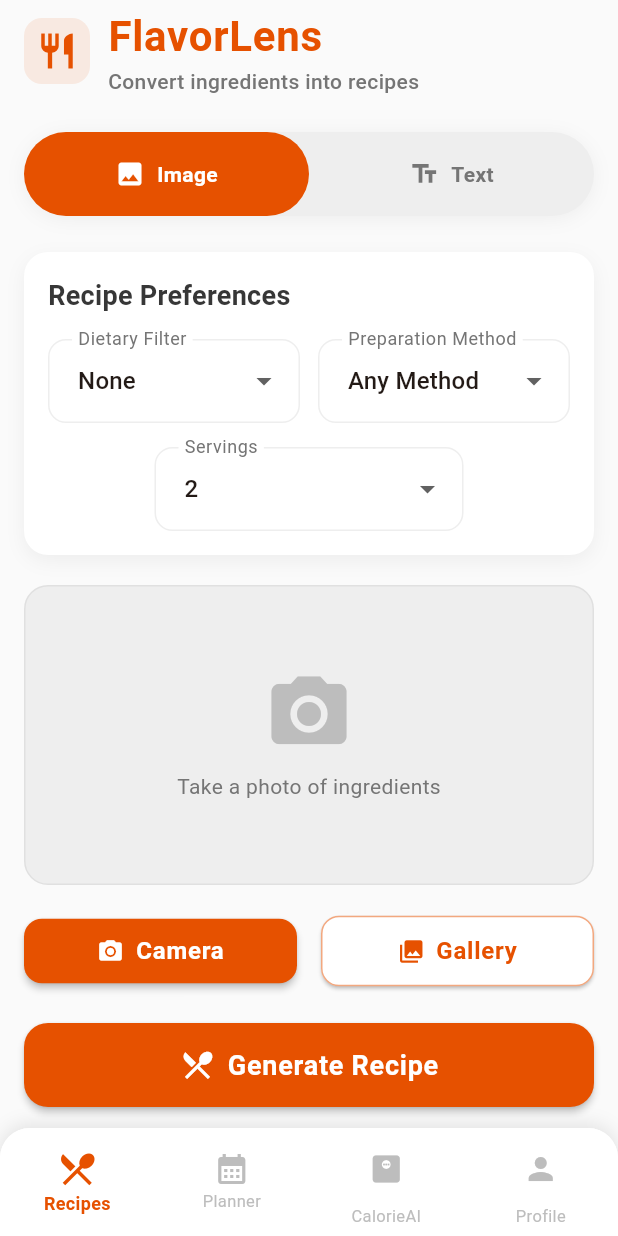
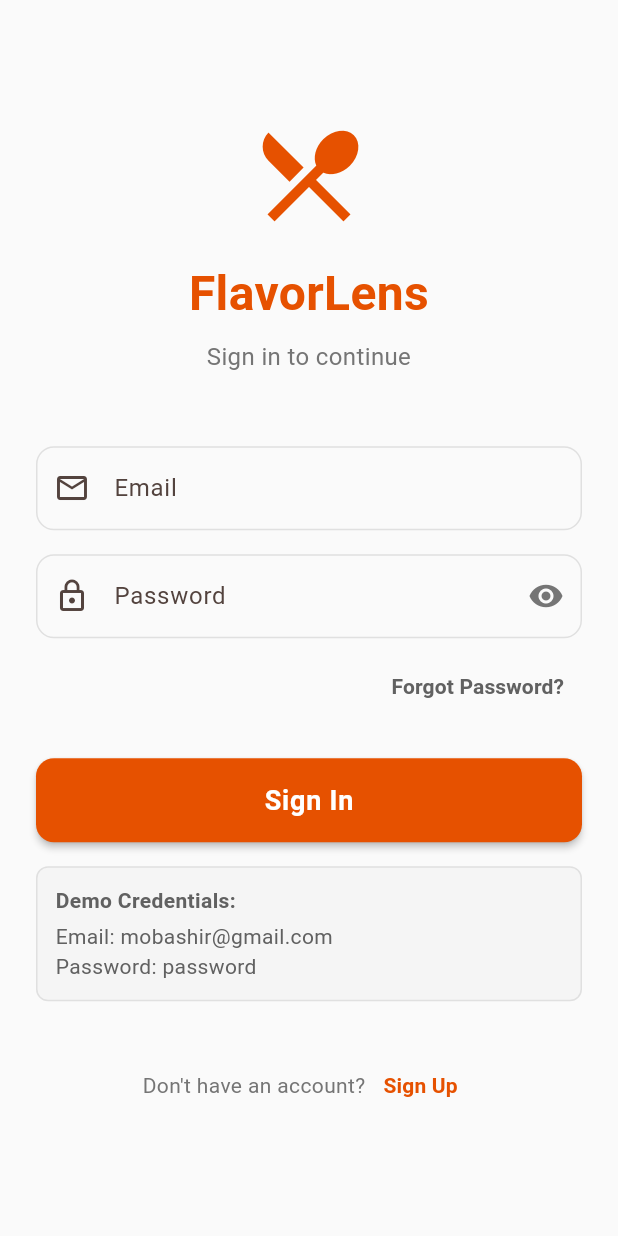
Before and after one commit to mhNayeem01/flavor_lens_app, a Flutter app: the screen it shows after launch, on a phone screen of 412 x 824 dp. Run offline on Flutter 3.47's test engine with Material 3 defaults, Android fonts, the phone set to English and light mode, and no system bars; our stand-ins replace fl_chart, image_picker, open_file, pdf, shared_preferences.

Commit message:
update login and signup screens

```diff
--- a/lib/main.dart
+++ b/lib/main.dart
@@ -6,6 +6,8 @@ import 'screens/planner.dart';
 import 'screens/profile.dart';
 import 'screens/about.dart';
 import 'screens/calorie_ai.dart';
+import 'screens/login.dart';
+import 'screens/signup.dart';
 import 'services/gemini_api.dart';
 import 'utils/app_theme.dart';
 import 'models/recipe.dart';
@@ -23,21 +25,47 @@ class MyApp extends StatelessWidget {
       providers: [
         ChangeNotifierProvider(create: (context) => AppState()),
         ChangeNotifierProvider(create: (context) => TabNavigationState()),
+        ChangeNotifierProvider(create: (context) => AuthState()),
       ],
-      child: MaterialApp(
+      child: Consumer<AuthState>(
+        builder: (context, authState, child) {
+          return MaterialApp(
             title: 'FlavorLens',
             theme: AppTheme.themeData,
-        initialRoute: '/',
+            initialRoute: authState.isLoggedIn ? '/home' : '/login',
             routes: {
               '/': (context) => const SplashScreen(),
-          '/home': (context) => const MainNavigationScreen(initialIndex: 0),
-          '/planner': (context) => const MainNavigationScreen(initialIndex: 1),
+              '/login': (context) => const LoginScreen(),
+              '/signup': (context) => const SignupScreen(),
+              '/home':
+                  (context) =>
+                      authState.isLoggedIn
+                          ? const MainNavigationScreen(initialIndex: 0)
+                          : const LoginRedirect(),
+              '/planner':
+                  (context) =>
+                      authState.isLoggedIn
+                          ? const MainNavigationScreen(initialIndex: 1)
+                          : const LoginRedirect(),
               '/calorie_ai':
-              (context) => const MainNavigationScreen(initialIndex: 2),
-          '/profile': (context) => const MainNavigationScreen(initialIndex: 3),
-          '/about': (context) => const AboutScreen(),
+                  (context) =>
+                      authState.isLoggedIn
+                          ? const MainNavigationScreen(initialIndex: 2)
+                          : const LoginRedirect(),
+              '/profile':
+                  (context) =>
+                      authState.isLoggedIn
+                          ? const MainNavigationScreen(initialIndex: 3)
+                          : const LoginRedirect(),
+              '/about':
+                  (context) =>
+                      authState.isLoggedIn
+                          ? const AboutScreen()
+                          : const LoginRedirect(),
             },
             debugShowCheckedModeBanner: false,
+          );
+        },
       ),
     );
   }
@@ -286,3 +314,44 @@ class TabNavigationState extends ChangeNotifier {
     notifyListeners();
   }
 }
+
+// Authentication state provider
+class AuthState extends ChangeNotifier {
+  bool _isLoggedIn = false;
+
+  bool get isLoggedIn => _isLoggedIn;
+
+  void login() {
+    _isLoggedIn = true;
+    notifyListeners();
+  }
+
+  void logout() {
+    _isLoggedIn = false;
+    notifyListeners();
+  }
+}
+
+// Redirect widget for unauthenticated access attempts
+class LoginRedirect extends StatefulWidget {
+  const LoginRedirect({super.key});
+
+  @override
+  State<LoginRedirect> createState() => _LoginRedirectState();
+}
+
+class _LoginRedirectState extends State<LoginRedirect> {
+  @override
+  void initState() {
+    super.initState();
+    // Redirect to login after frame is built
+    WidgetsBinding.instance.addPostFrameCallback((_) {
+      Navigator.of(context).pushReplacementNamed('/login');
+    });
+  }
+
+  @override
+  Widget build(BuildContext context) {
+    return const Scaffold(body: Center(child: CircularProgressIndicator()));
+  }
+}
--- /dev/null
+++ b/lib/screens/login.dart
@@ -0,0 +1,303 @@
+import 'package:flutter/material.dart';
+import 'package:provider/provider.dart';
+import '../utils/app_theme.dart';
+import '../main.dart';
+
+class LoginScreen extends StatefulWidget {
+  const LoginScreen({super.key});
+
+  @override
+  State<LoginScreen> createState() => _LoginScreenState();
+}
+
+class _LoginScreenState extends State<LoginScreen> {
+  final _formKey = GlobalKey<FormState>();
+  final _emailController = TextEditingController();
+  final _passwordController = TextEditingController();
+  bool _isLoading = false;
+  bool _isPasswordVisible = false;
+
+  void _login() async {
+    if (_formKey.currentState!.validate()) {
+      setState(() {
+        _isLoading = true;
+      });
+
+      // Mock API call with delay
+      await Future.delayed(const Duration(seconds: 2));
+
+      // Mock credentials check
+      final email = _emailController.text.trim();
+      final password = _passwordController.text;
+
+      setState(() {
+        _isLoading = false;
+      });
+
+      if (email == 'mobashir@gmail.com' && password == 'password') {
+        // Set the auth state to logged in
+        Provider.of<AuthState>(context, listen: false).login();
+
+        // Navigate to home screen
+        Navigator.pushReplacementNamed(context, '/home');
+      } else {
+        // Show error message
+        ScaffoldMessenger.of(context).showSnackBar(
+          const SnackBar(
+            content: Text('Invalid email or password'),
+            backgroundColor: Colors.red,
+          ),
+        );
+      }
+    }
+  }
+
+  @override
+  void dispose() {
+    _emailController.dispose();
+    _passwordController.dispose();
+    super.dispose();
+  }
+
+  @override
+  Widget build(BuildContext context) {
+    return Scaffold(
+      body: SafeArea(
+        child: Center(
+          child: SingleChildScrollView(
+            padding: const EdgeInsets.all(24.0),
+            child: Column(
+              mainAxisAlignment: MainAxisAlignment.center,
+              crossAxisAlignment: CrossAxisAlignment.stretch,
+              children: [
+                // Logo and title
+                Icon(
+                  Icons.restaurant_menu,
+                  size: 80,
+                  color: AppTheme.primaryColor,
+                ),
+                const SizedBox(height: 16),
+                const Text(
+                  'FlavorLens',
+                  textAlign: TextAlign.center,
+                  style: TextStyle(
+                    fontSize: 32,
+                    fontWeight: FontWeight.bold,
+                    color: AppTheme.primaryColor,
+                  ),
+                ),
+                const SizedBox(height: 8),
+                Text(
+                  'Sign in to continue',
+                  textAlign: TextAlign.center,
+                  style: TextStyle(fontSize: 16, color: Colors.grey[600]),
+                ),
+                const SizedBox(height: 48),
+
+                // Login form
+                Form(
+                  key: _formKey,
+                  child: Column(
+                    crossAxisAlignment: CrossAxisAlignment.stretch,
+                    children: [
+                      // Email field
+                      TextFormField(
+                        controller: _emailController,
+                        keyboardType: TextInputType.emailAddress,
+                        decoration: InputDecoration(
+                          labelText: 'Email',
+                          prefixIcon: const Icon(Icons.email_outlined),
+                          border: OutlineInputBorder(
+                            borderRadius: BorderRadius.circular(12),
+                          ),
+                          enabledBorder: OutlineInputBorder(
+                            borderRadius: BorderRadius.circular(12),
+                            borderSide: BorderSide(color: Colors.grey[300]!),
+                          ),
+                          focusedBorder: OutlineInputBorder(
+                            borderRadius: BorderRadius.circular(12),
+                            borderSide: const BorderSide(
+                              color: AppTheme.primaryColor,
+                              width: 2,
+                            ),
+                          ),
+                        ),
+                        validator: (value) {
+                          if (value == null || value.isEmpty) {
+                            return 'Please enter your email';
+                          }
+                          if (!RegExp(
+                            r'^[\w-\.]+@([\w-]+\.)+[\w-]{2,4}$',
+                          ).hasMatch(value)) {
+                            return 'Please enter a valid email';
+                          }
+                          return null;
+                        },
+                      ),
+                      const SizedBox(height: 16),
+
+                      // Password field
+                      TextFormField(
+                        controller: _passwordController,
+                        obscureText: !_isPasswordVisible,
+                        decoration: InputDecoration(
+                          labelText: 'Password',
+                          prefixIcon: const Icon(Icons.lock_outline),
+                          suffixIcon: IconButton(
+                            icon: Icon(
+                              _isPasswordVisible
+                                  ? Icons.visibility_off
+                                  : Icons.visibility,
+                              color: Colors.grey[600],
+                            ),
+                            onPressed: () {
+                              setState(() {
+                                _isPasswordVisible = !_isPasswordVisible;
+                              });
+                            },
+                          ),
+                          border: OutlineInputBorder(
+                            borderRadius: BorderRadius.circular(12),
+                          ),
+                          enabledBorder: OutlineInputBorder(
+                            borderRadius: BorderRadius.circular(12),
+                            borderSide: BorderSide(color: Colors.grey[300]!),
+                          ),
+                          focusedBorder: OutlineInputBorder(
+                            borderRadius: BorderRadius.circular(12),
+                            borderSide: const BorderSide(
+                              color: AppTheme.primaryColor,
+                              width: 2,
+                            ),
+                          ),
+                        ),
+                        validator: (value) {
+                          if (value == null || value.isEmpty) {
+                            return 'Please enter your password';
+                          }
+                          if (value.length < 6) {
+                            return 'Password must be at least 6 characters';
+                          }
+                          return null;
+                        },
+                      ),
+                      const SizedBox(height: 8),
+
+                      // Forgot password
+                      Align(
+                        alignment: Alignment.centerRight,
+                        child: TextButton(
+                          onPressed: () {
+                            // Handle forgot password
+                            ScaffoldMessenger.of(context).showSnackBar(
+                              const SnackBar(
+                                content: Text(
+                                  'Password reset functionality would go here',
+                                ),
+                              ),
+                            );
+                          },
+                          child: Text(
+                            'Forgot Password?',
+                            style: TextStyle(
+                              color: Colors.grey[700],
+                              fontWeight: FontWeight.bold,
+                            ),
+                          ),
+                        ),
+                      ),
+                      const SizedBox(height: 24),
+
+                      // Login button
+                      SizedBox(
+                        height: 56,
+                        child: ElevatedButton(
+                          onPressed: _isLoading ? null : _login,
+                          style: ElevatedButton.styleFrom(
+                            backgroundColor: AppTheme.primaryColor,
+                            foregroundColor: Colors.white,
+                            disabledBackgroundColor: AppTheme.primaryColor
+                                .withOpacity(0.6),
+                            shape: RoundedRectangleBorder(
+                              borderRadius: BorderRadius.circular(12),
+                            ),
+                            elevation: 2,
+                          ),
+                          child:
+                              _isLoading
+                                  ? const CircularProgressIndicator(
+                                    color: Colors.white,
+                                    strokeWidth: 3,
+                                  )
+                                  : const Text(
+                                    'Sign In',
+                                    style: TextStyle(
+                                      fontSize: 18,
+                                      fontWeight: FontWeight.bold,
+                                    ),
+                                  ),
+                        ),
+                      ),
+                      const SizedBox(height: 16),
+
+                      // Demo credentials hint
+                      Container(
+                        padding: const EdgeInsets.all(12),
+                        decoration: BoxDecoration(
+                          color: Colors.grey[100],
+                          borderRadius: BorderRadius.circular(8),
+                          border: Border.all(color: Colors.grey[300]!),
+                        ),
+                        child: Column(
+                          crossAxisAlignment: CrossAxisAlignment.start,
+                          children: [
+                            Text(
+                              'Demo Credentials:',
+                              style: TextStyle(
+                                fontWeight: FontWeight.bold,
+                                color: Colors.grey[700],
+                              ),
+                            ),
+                            const SizedBox(height: 4),
+                            Text(
+                              'Email: mobashir@gmail.com\nPassword: password',
+                              style: TextStyle(color: Colors.grey[700]),
+                            ),
+                          ],
+                        ),
+                      ),
+                      const SizedBox(height: 32),
+
+                      // Sign up option
+                      Row(
+                        mainAxisAlignment: MainAxisAlignment.center,
+                        children: [
+                          Text(
+                            'Don\'t have an account?',
+                            style: TextStyle(color: Colors.grey[600]),
+                          ),
+                          TextButton(
+                            onPressed: () {
+                              Navigator.pushNamed(context, '/signup');
+                            },
+                            child: const Text(
+                              'Sign Up',
+                              style: TextStyle(
+                                color: AppTheme.primaryColor,
+                                fontWeight: FontWeight.bold,
+                              ),
+                            ),
+                          ),
+                        ],
+                      ),
+                    ],
+                  ),
+                ),
+              ],
+            ),
+          ),
+        ),
+      ),
+    );
+  }
+}
```
Also changed, not shown: lib/screens/profile.dart (+30 -1 lines), lib/screens/signup.dart (added, +329 -0 lines). Lines whose indentation alone changed are shown as unchanged.
